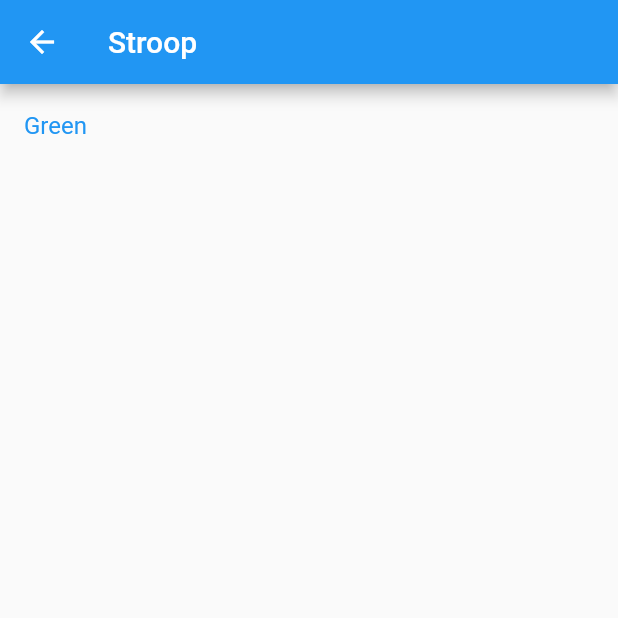
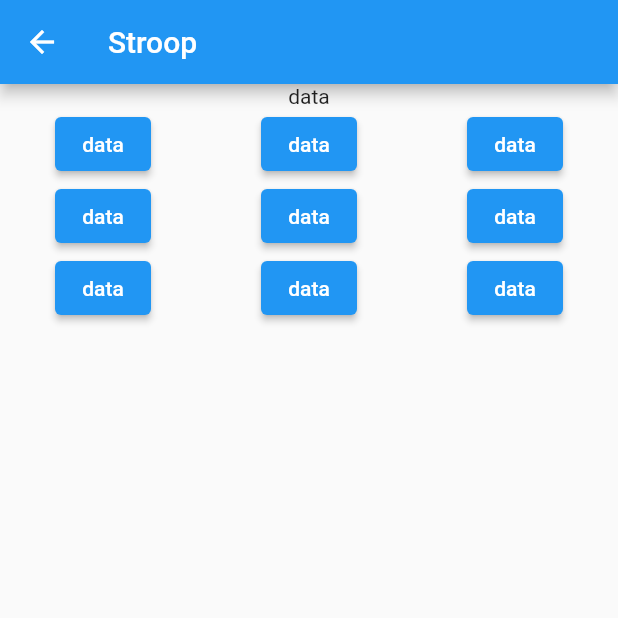
Before and after one commit to fkropfhamer/brainjogging, a Flutter app: the Stroop screen opened by its route, on a phone screen of 412 x 824 dp, the top half of it. Run offline on Flutter 3.47's test engine with Material 2 defaults, Android fonts, the phone set to English and light mode, and no system bars.

Commit message:
added buttons.

```diff
--- a/lib/stroop.dart
+++ b/lib/stroop.dart
@@ -12,13 +12,23 @@ class Stroop extends StatefulWidget {
 const colors = {
   'Red': Colors.red,
   'Green': Colors.green,
-  'Blue': Colors.blue
+  'Blue': Colors.blue,
+  'Yellow': Colors.yellow,
+  'Purple': Colors.purple,
+  'Orange': Colors.orange,
+  'Brown': Colors.brown,
+  'Pink': Colors.pink,
+  'Black': Colors.black,
 };
 
 class _StroopState extends State<Stroop> {
   var _color;
   var _colorText;
   var _random = new Random();
+  var _score = 0;
+
+  var _colorTexts = colors.keys;
+  var _colors = colors.values;
 
   _StroopState() {
     generateColor();
@@ -34,9 +44,30 @@ class _StroopState extends State<Stroop> {
   Widget build(BuildContext context) {
     return Scaffold(
       appBar: AppBar(title: const Text("Stroop"),),
-      body: ListView(
-        children: [
-          ListTile(title: Text(_colorText, style: TextStyle(color: _color),),)
+      body: Column(
+       children: [
+          const Text("data"),
+          Row(
+            mainAxisAlignment: MainAxisAlignment.spaceAround,
+            children: [
+            ElevatedButton(child: Text("data"), onPressed: () => {},),
+            ElevatedButton(child: Text("data"), onPressed: () => {},),
+            ElevatedButton(child: Text("data"), onPressed: () => {},)
+          ],),
+          Row(
+            mainAxisAlignment: MainAxisAlignment.spaceAround,
+            children: [
+            ElevatedButton(child: Text("data"), onPressed: () => {},),
+            ElevatedButton(child: Text("data"), onPressed: () => {},),
+            ElevatedButton(child: Text("data"), onPressed: () => {},)
+          ],),
+          Row(
+            mainAxisAlignment: MainAxisAlignment.spaceAround,
+            children: [
+            ElevatedButton(child: Text("data"), onPressed: () => {},),
+            ElevatedButton(child: Text("data"), onPressed: () => {},),
+            ElevatedButton(child: Text("data"), onPressed: () => {},)
+          ],)
         ],
       ),
     );
```
